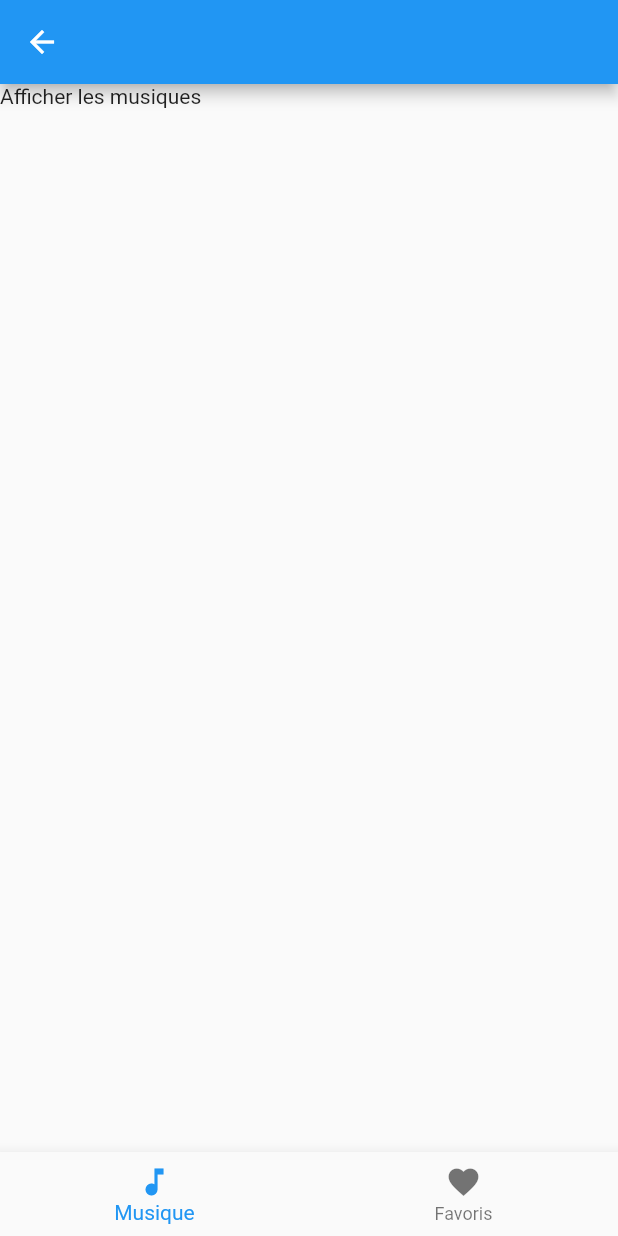
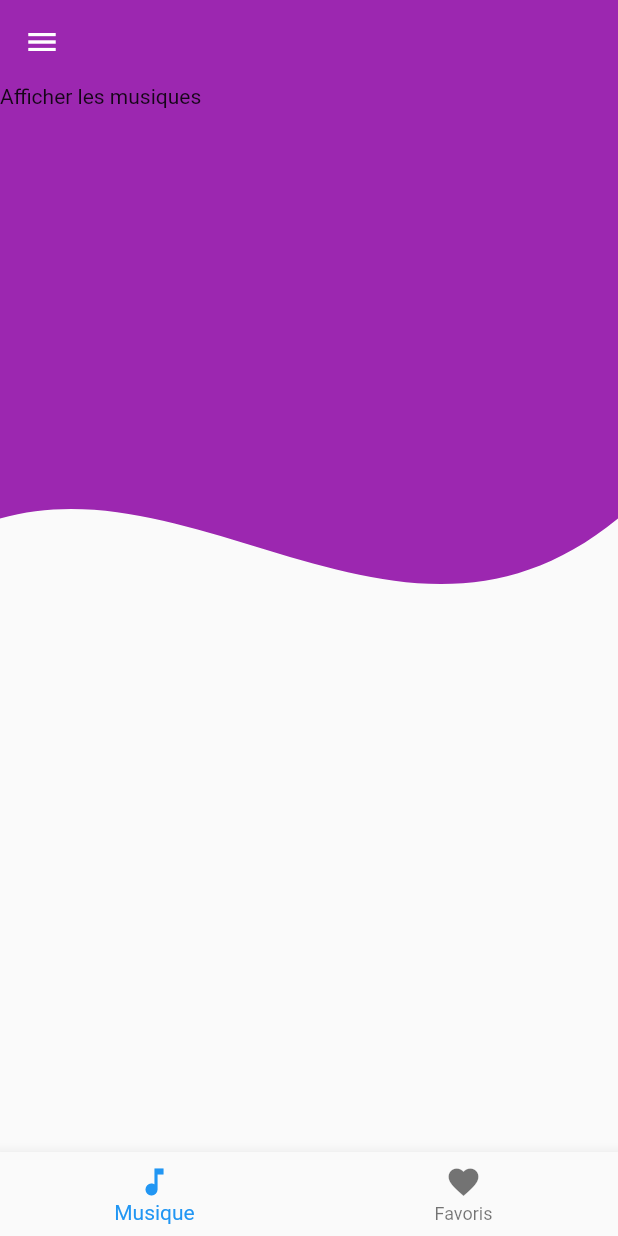
Before and after one commit to ackwrit/ippsi2023montevrain, a Flutter app: the MySecondePage screen opened directly, on a phone screen of 412 x 824 dp. Run offline on Flutter 3.47's test engine with Material 2 defaults, Android fonts, the phone set to English and light mode, and no system bars; our stand-ins replace cloud_firestore, firebase_auth, firebase_core, firebase_storage, font_awesome_flutter; accounts and stored records are empty; network calls fail.

Commit message:
design drawer

```diff
--- a/lib/controller/background_controller.dart
+++ b/lib/controller/background_controller.dart
@@ -1,6 +1,7 @@
 
 import 'package:flutter/material.dart';
 import 'package:ipssi2023montevrain/controller/my_custom_path.dart';
+import 'package:ipssi2023montevrain/globale.dart';
 
 class MyBackground extends StatefulWidget {
   const MyBackground({super.key});
@@ -16,6 +17,13 @@ class _MyBackgroundState extends State<MyBackground> {
       clipper: MyCustomPath(),
       child: Container(
         color: Colors.purple,
+
+        /*decoration: BoxDecoration(
+          image: DecorationImage(
+              image: NetworkImage(defaultImage),
+            fit: BoxFit.fill
+          )
+        ),*/
         height: MediaQuery.of(context).size.height,
         width: MediaQuery.of(context).size.width,
       ),
--- a/lib/view/seconde_page.dart
+++ b/lib/view/seconde_page.dart
@@ -1,4 +1,6 @@
 import 'package:flutter/material.dart';
+import 'package:ipssi2023montevrain/controller/background_controller.dart';
+import 'package:ipssi2023montevrain/view/my_drawer.dart';
 
 class MySecondePage extends StatefulWidget {
   const MySecondePage({super.key});
@@ -14,8 +16,29 @@ class _MySecondePageState extends State<MySecondePage> {
   @override
   Widget build(BuildContext context) {
     return Scaffold(
-      appBar: AppBar(),
-      body: bodyPage(),
+      drawer: Container(
+        height: MediaQuery.of(context).size.height ,
+        width: MediaQuery.of(context).size.width * 0.7,
+
+        decoration: const BoxDecoration(
+            color: Colors.amberAccent,
+          borderRadius: BorderRadius.only(bottomRight: Radius.circular(85),topRight: Radius.circular(85))
+        ),
+        child: const MyDrawer(),
+      ),
+      appBar: AppBar(
+        backgroundColor: Colors.transparent,
+        elevation: 0,
+      ),
+      extendBodyBehindAppBar: true,
+      body: Stack(
+        children: [
+          const MyBackground(),
+          SafeArea(
+              child: bodyPage()
+          ),
+        ],
+      ),
       bottomNavigationBar: BottomNavigationBar(
         currentIndex: index,
         onTap: (value){
--- a/pubspec.yaml
+++ b/pubspec.yaml
@@ -39,6 +39,7 @@ dependencies:
   firebase_auth:
   firebase_storage:
   cloud_firestore:
+  font_awesome_flutter:
 
 dev_dependencies:
   flutter_test:
```
Also changed, not shown: lib/model/utilisateur.dart (+26 -0 lines), lib/view/my_drawer.dart (added, +71 -0 lines), pubspec.lock.
